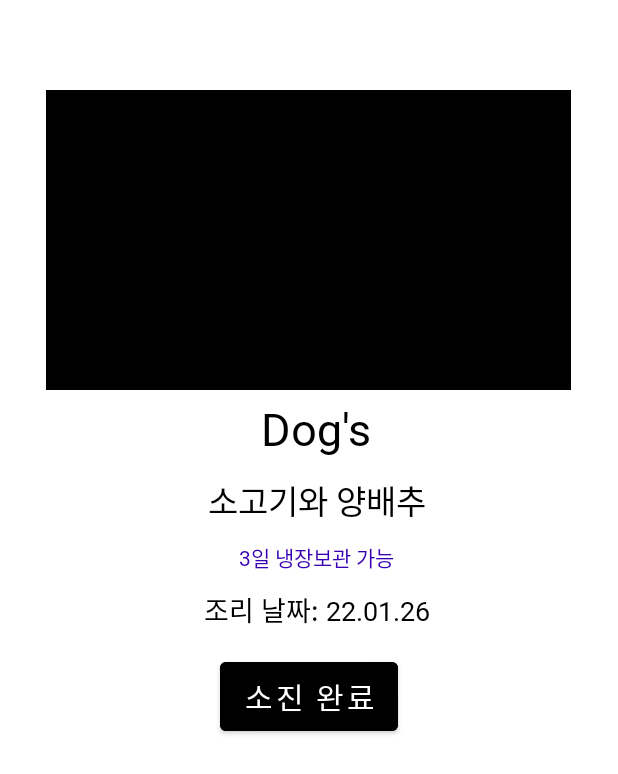
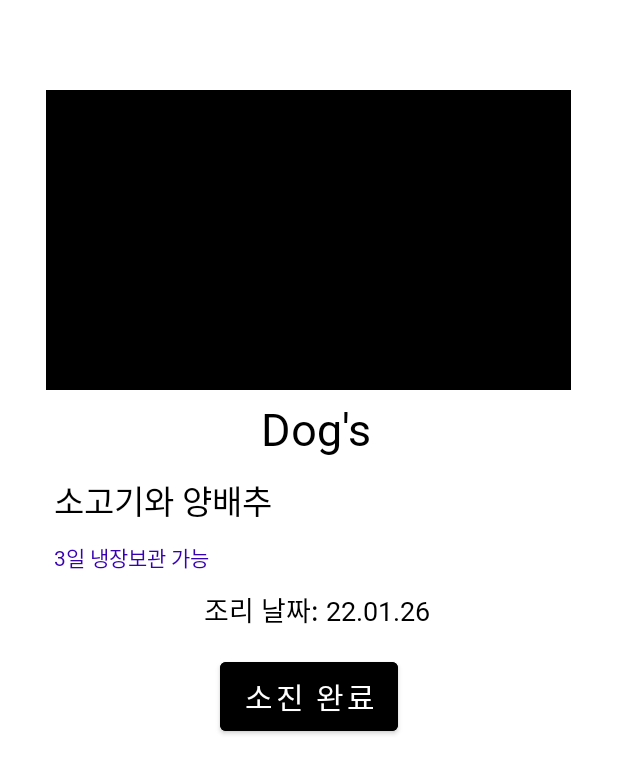
Before and after one commit to Learn-the-World-ewha/Cookforpet, an Android app: the layout fragment_ref_detail.xml on its own in the app's theme, with its tools: preview values and no code run, on a phone screen of 412 x 824 dp. Shown: the top 774 px of the screen. Run offline under Robolectric (Android 15) with nearby library versions, the phone set to English and light mode, and no system bars.

```diff
--- a/app/src/main/res/layout/activity_dogs_recipe.xml
+++ b/app/src/main/res/layout/activity_dogs_recipe.xml
@@ -29,10 +29,10 @@
 
             <TextView
                 android:id="@+id/txt_title"
-                android:layout_width="350dp"
+                android:layout_width="match_parent"
                 android:layout_height="wrap_content"
                 android:layout_marginLeft="5dp"
-                android:fontFamily="@font/suncheonb"
+                android:fontFamily="@font/suncheonr"
                 android:text="소고기와 양배추"
                 android:textColor="@color/black"
                 android:textSize="22sp" />
--- a/app/src/main/res/layout/fragment_ref_detail.xml
+++ b/app/src/main/res/layout/fragment_ref_detail.xml
@@ -35,7 +35,7 @@
             />
         <TextView
             android:id="@+id/txt_title"
-            android:layout_width="wrap_content"
+            android:layout_width="350dp"
             android:layout_height="wrap_content"
             android:layout_gravity="center"
             android:layout_marginLeft="5dp"
@@ -47,7 +47,7 @@
             />
         <TextView
             android:id="@+id/txt_tip"
-            android:layout_width="wrap_content"
+            android:layout_width = "350dp"
             android:layout_height="wrap_content"
             android:layout_gravity="center"
             android:layout_marginLeft="5dp"
```
